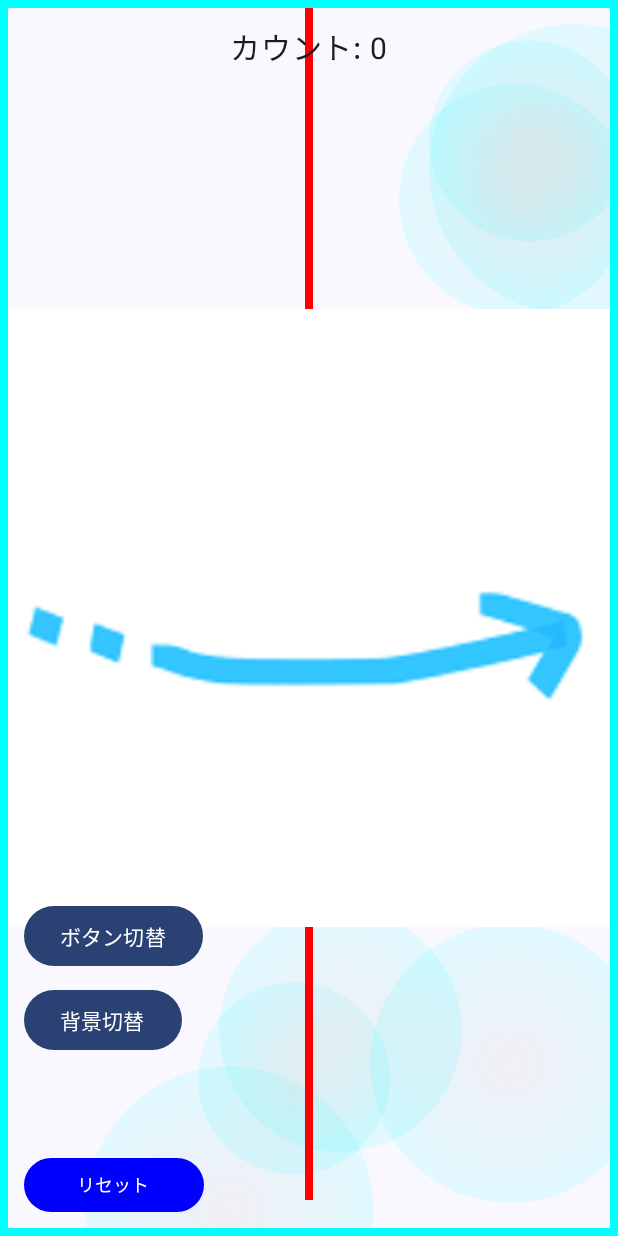
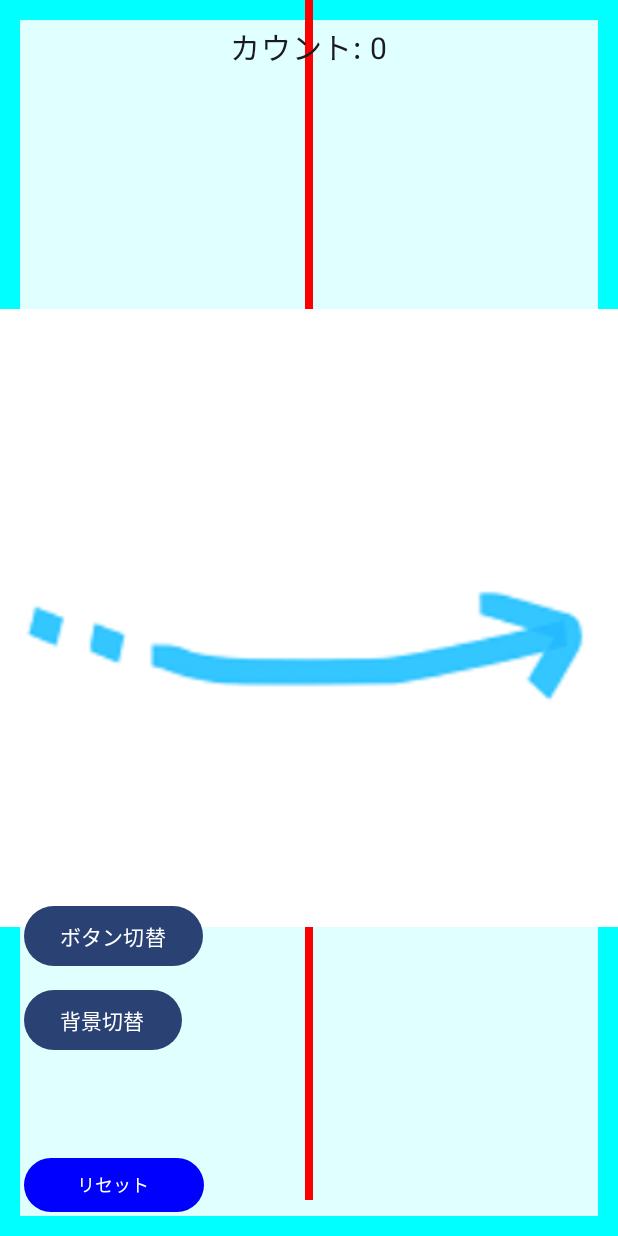
Before and after one commit to MI297/Swipe01, an Android app built with Jetpack Compose: the screen it shows after launch (MainActivity), after a tap on "背景切替", on a phone screen of 412 x 824 dp. Run offline under Robolectric (Android 15) with nearby library versions, the phone set to English and light mode, and no system bars; 2 other taps on this screen came first.

Commit message:
# Swipe01 中野さんの追加機能の統合③ なるべく分割作業できるように処置した
## 現状実装されている内容
- スワイプに応じて画面の線のねじれがアニメーションを行い、大きくなる。　段階的に線のカラーが変わっていく
- 上から下方向へスワイプすると線が切れるアニメーションが発生
- カウントが画面上部に表示される（最大1000）
‐リセットボタン
-背景画面、チュートリアル画像

```diff
--- a/app/src/main/java/com/example/swipe01/SwipeCounterUI.kt
+++ b/app/src/main/java/com/example/swipe01/SwipeCounterUI.kt
@@ -13,6 +13,20 @@ import kotlinx.coroutines.CoroutineScope
 import kotlinx.coroutines.launch
 import androidx.compose.animation.core.Animatable
 import androidx.compose.animation.core.tween
+import androidx.compose.foundation.Canvas
+import androidx.compose.ui.graphics.drawscope.Stroke
+
+// ボタンの色スタイル一覧
+val buttonColors = listOf(
+    Color.Red, Color.Blue, Color.Green, Color.Magenta, Color.Cyan,
+    Color.Yellow, Color.Gray, Color.Black, Color.DarkGray, Color.LightGray
+)
+
+// 背景の色スタイル一覧
+val backgroundColors = listOf(
+    Color.Transparent, Color(0xFFE0FFFF), Color(0xFFF0FFF0), Color(0xFFFFF8DC), Color(0xFFE6E6FA),
+    Color(0xFFFFE4E1), Color(0xFFFAFAD2), Color(0xFFD3D3D3), Color(0xFFB0E0E6), Color(0xFFEEE8AA)
+)
 
 @Composable
 fun SwipeCounterUI(
@@ -23,17 +37,6 @@ fun SwipeCounterUI(
     buttonStyleIndex: Int,
     backgroundStyleIndex: Int
 ) {
-    // ボタンの色スタイル一覧
-    val buttonColors = listOf(
-        Color.Red, Color.Blue, Color.Green, Color.Magenta, Color.Cyan,
-        Color.Yellow, Color.Gray, Color.Black, Color.DarkGray, Color.LightGray
-    )
-
-    // 背景の色スタイル一覧
-    val backgroundColors = listOf(
-        Color(0xFFFFF0F0), Color(0xFFE0FFFF), Color(0xFFF0FFF0), Color(0xFFFFF8DC), Color(0xFFE6E6FA),
-        Color(0xFFFFE4E1), Color(0xFFFAFAD2), Color(0xFFD3D3D3), Color(0xFFB0E0E6), Color(0xFFEEE8AA)
-    )
 
     // 安全に色を取得
     val buttonColor = buttonColors.getOrElse(buttonStyleIndex) { Color.Gray }
@@ -77,3 +80,59 @@ fun SwipeCounterUI(
         }
     }
 }
+
+//枠のCanvas描画関連
+@Composable
+fun DrawFrameBorderIfNeeded(styleIndex: Int) {
+    if (styleIndex == 1) {
+        Canvas(modifier = Modifier.fillMaxSize()) {
+            drawRect(
+                color = Color.Cyan,
+                size = size,
+                style = Stroke(width = 40f)
+            )
+        }
+    }
+}
+
+//中間背景画像表示
+@Composable
+fun DrawBackgroundLayer(styleIndex: Int, variants: List<Color>) {
+    val backgroundColor = variants.getOrNull(styleIndex) ?: Color.Transparent
+    if (backgroundColor != Color.Transparent) {
+        Canvas(modifier = Modifier.fillMaxSize()) {
+            drawRect(
+                color = backgroundColor,
+                size = size
+            )
+        }
+    }
+}
+
+//切替・背景ボタンUI
+@Composable
+fun StyleSwitchButtons(
+    buttonStyleIndex: Int,
+    backgroundStyleIndex: Int,
+    onButtonStyleChange: () -> Unit,
+    onBackgroundStyleChange: () -> Unit
+) {
+    Box(
+        modifier = Modifier
+            .fillMaxSize()
+    ) {
+        Column(
+            modifier = Modifier
+                .align(Alignment.BottomStart)
+                .padding(start = 16.dp, bottom = 120.dp),
+            verticalArrangement = Arrangement.spacedBy(8.dp)
+        ) {
+            Button(onClick = onButtonStyleChange) {
+                Text("ボタン切替")
+            }
+            Button(onClick = onBackgroundStyleChange) {
+                Text("背景切替")
+            }
+        }
+    }
+}
--- a/app/src/main/java/com/example/swipe01/SwipeTwistScreen.kt
+++ b/app/src/main/java/com/example/swipe01/SwipeTwistScreen.kt
@@ -23,6 +23,7 @@ import kotlinx.coroutines.launch
 import androidx.compose.animation.core.*
 import androidx.compose.ui.platform.LocalContext
 import com.example.swipe01.SoundPoolManager
+import com.example.swipe01.SwipeCounterUI
 
 @Composable
 fun SwipeTwistScreenRoot() {
@@ -112,6 +113,13 @@ fun SwipeTwistScreenRoot() {
 
         // 背景水玉（最背面）
         BackgroundFloatingDots(swipeCount)
+        //　中間背景描画処理
+        DrawBackgroundLayer(
+            styleIndex = backgroundStyleIndex,
+            variants = backgroundColors
+        )
+        // 枠描画
+        DrawFrameBorderIfNeeded(backgroundStyleIndex)
 
         // 線または切断線
         if (isCutting || isCutCompleted) {
@@ -164,17 +172,6 @@ fun SwipeTwistScreenRoot() {
             )
         }
 
-        // 枠（線の上・UIの下）
-        if (backgroundStyleIndex == 1) {
-            Canvas(modifier = Modifier.fillMaxSize()) {
-                drawRect(
-                    color = Color.Cyan,
-                    size = size,
-                    style = Stroke(width = 16f)
-                )
-            }
-        }
-
         // UI（最前面）
         if (!isCutting) {
             SwipeCounterUI(
@@ -199,19 +196,13 @@ fun SwipeTwistScreenRoot() {
                 backgroundStyleIndex = backgroundStyleIndex
             )
 
-            Column(
-                modifier = Modifier
-                    .align(Alignment.BottomStart)
-                    .padding(start = 16.dp, bottom = 120.dp),
-                verticalArrangement = Arrangement.spacedBy(8.dp)
-            ) {
-                Button(onClick = { buttonStyleIndex = (buttonStyleIndex + 1) % 3 }) {
-                    Text("ボタン切替")
-                }
-                Button(onClick = { backgroundStyleIndex = (backgroundStyleIndex + 1) % 2 }) {
-                    Text("背景切替")
-                }
-            }
+            StyleSwitchButtons(
+                buttonStyleIndex = buttonStyleIndex,
+                backgroundStyleIndex = backgroundStyleIndex,
+                onButtonStyleChange = { buttonStyleIndex = (buttonStyleIndex + 1) % 3 },
+                onBackgroundStyleChange = { backgroundStyleIndex = (backgroundStyleIndex + 1) % backgroundColors.size } // ← 例: 0〜2 の3種類
+            )
+
         }
     }
 }
```
Also changed, not shown: app/src/main/java/com/example/swipe01/StyleSelector.kt (+61 -0 lines).
